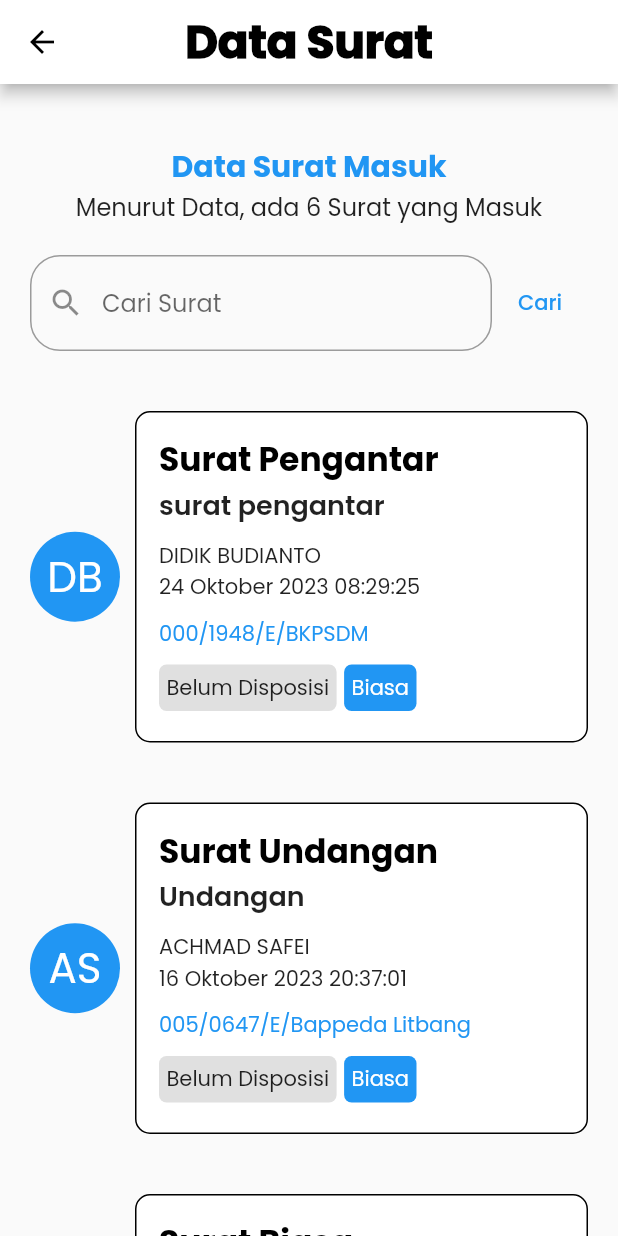
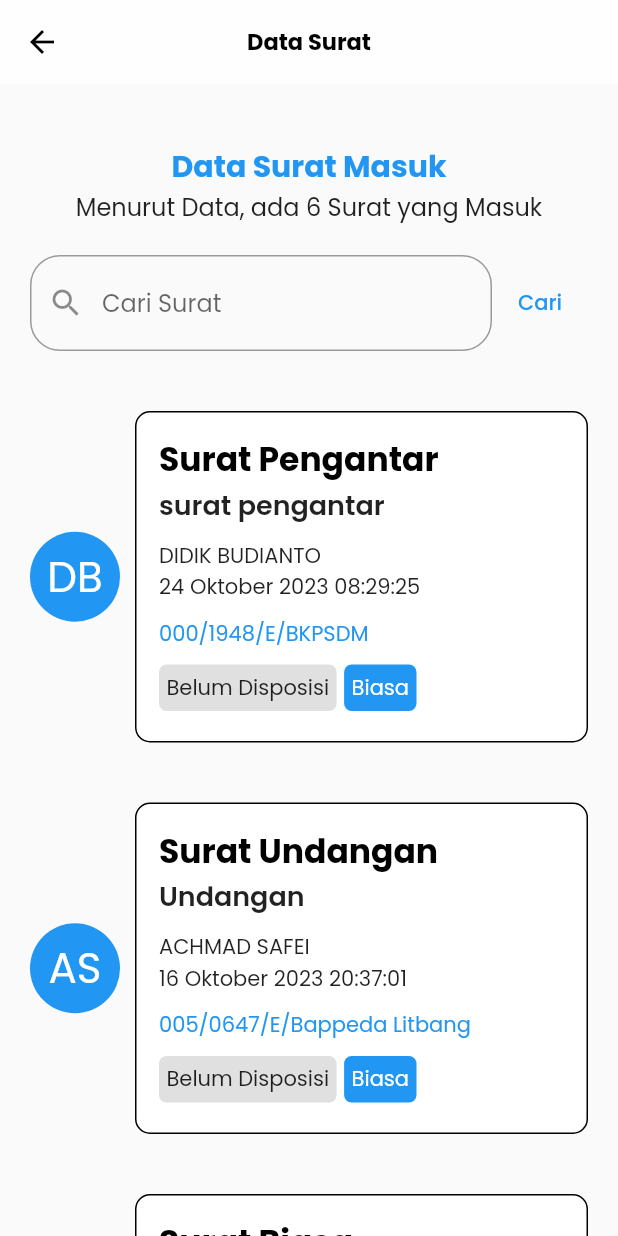
Before and after one commit to ZAZW27/eOffice, a Flutter app: the DataSuratPage screen opened directly, on a phone screen of 412 x 824 dp. Run offline on Flutter 3.47's test engine with Material 2 defaults, Android fonts, the light colour scheme and no system bars; our stand-ins replace flutter_svg.

Commit message:
penggabungan data surat dan dahsboard

```diff
--- a/lib/pages/data_surat.dart
+++ b/lib/pages/data_surat.dart
@@ -8,15 +8,32 @@ class DataSuratPage extends StatelessWidget {
   @override
   Widget build(BuildContext context) {
     return Scaffold(
-      appBar: appBar(),
+      appBar: AppBar(
+        title: const Text(
+        'Data Surat',
+        style: TextStyle(
+          color: Colors.black,
+          fontSize: 15,
+          fontWeight: FontWeight.w700
+        ),
+      ),
+      // adjust the style to the app bar
+      elevation: 0.0,
+      backgroundColor: const Color.fromARGB(100, 255, 255, 255).withOpacity(0.7),
+      centerTitle: true,
+      // add the arrow icons to the app bar
+      leading: IconButton(
+        icon: const Icon(
+          Icons.arrow_back,
+          color: Colors.black,
+        ),
+        onPressed: () {
+          Navigator.of(context).pop();
+        },
+      ),
+      ),
       body: ListView(
-        children: _dataSurat,
-      ),
-    );
-  }
-
-  List<Widget> get _dataSurat {
-    return const <Widget>[
+        children: const <Widget>[
           DataSuratMasukColumn(), // Gunakan widget DataSuratMasukColumn di sini
           DataSurat(
             initial: "DB",
@@ -79,26 +96,7 @@ class DataSuratPage extends StatelessWidget {
             status: "Belum Disposisi",
             disposisi: "Biasa",
           ),
-      ];
-  }
-
-  AppBar appBar() {
-    return AppBar(
-      title: const Text(
-        "Data Surat",
-        style: TextStyle(
-            color: Colors.black, fontWeight: FontWeight.w900, fontSize: 30),
-      ),
-      centerTitle: true,
-      backgroundColor: Colors.white,
-      leading: IconButton(
-        icon: const Icon(
-          Icons.arrow_back,
-          color: Colors.black,
-        ),
-        onPressed: () {
-
-        },
+        ],
       ),
     );
   }
```
Lines whose indentation alone changed are shown as unchanged.
